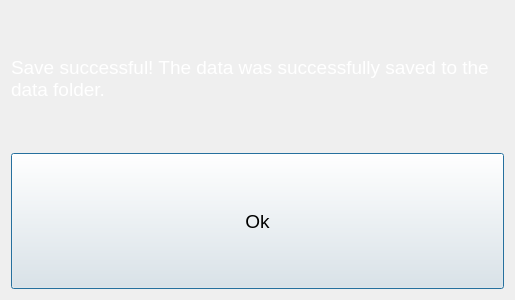
Qt form saveddialog.ui (chriskonstad/thumbarea) before a commit.
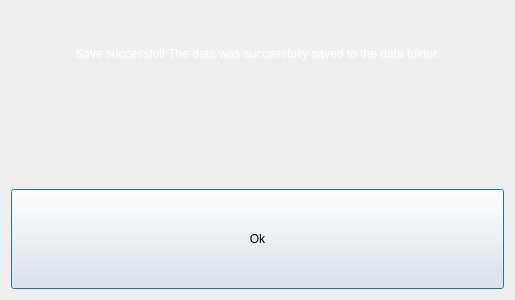
The same form after that commit.

Commit message: Possible fix for phone screen sized rendering

Patch:
```diff
--- a/saveddialog.ui
+++ b/saveddialog.ui
@@ -17,25 +17,41 @@
    <item>
     <widget class="QLabel" name="label">
      <property name="sizePolicy">
-      <sizepolicy hsizetype="Preferred" vsizetype="Minimum">
+      <sizepolicy hsizetype="Preferred" vsizetype="MinimumExpanding">
        <horstretch>0</horstretch>
        <verstretch>0</verstretch>
       </sizepolicy>
      </property>
      <property name="font">
       <font>
-       <pointsize>14</pointsize>
+       <pointsize>9</pointsize>
       </font>
      </property>
      <property name="text">
       <string>&lt;font color='white'&gt;Save successful! 
 The data was successfully saved to the data folder.&lt;/font&gt;</string>
      </property>
+     <property name="alignment">
+      <set>Qt::AlignCenter</set>
+     </property>
      <property name="wordWrap">
       <bool>true</bool>
      </property>
     </widget>
    </item>
+   <item>
+    <spacer name="verticalSpacer">
+     <property name="orientation">
+      <enum>Qt::Vertical</enum>
+     </property>
+     <property name="sizeHint" stdset="0">
+      <size>
+       <width>20</width>
+       <height>40</height>
+      </size>
+     </property>
+    </spacer>
+   </item>
    <item>
     <widget class="QPushButton" name="pushButton">
      <property name="sizePolicy">
@@ -52,7 +68,7 @@
      </property>
      <property name="font">
       <font>
-       <pointsize>14</pointsize>
+       <pointsize>9</pointsize>
       </font>
      </property>
      <property name="text">
```
The commit also changes 6 other files.
